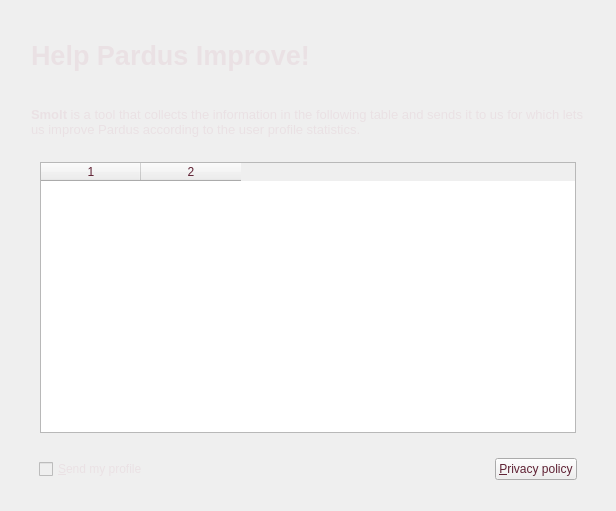
This is kde/kaptan/src/gui/smoltWidget.ui in pars-linux/uludag as Qt 5 draws it before an edit. The edited form follows.
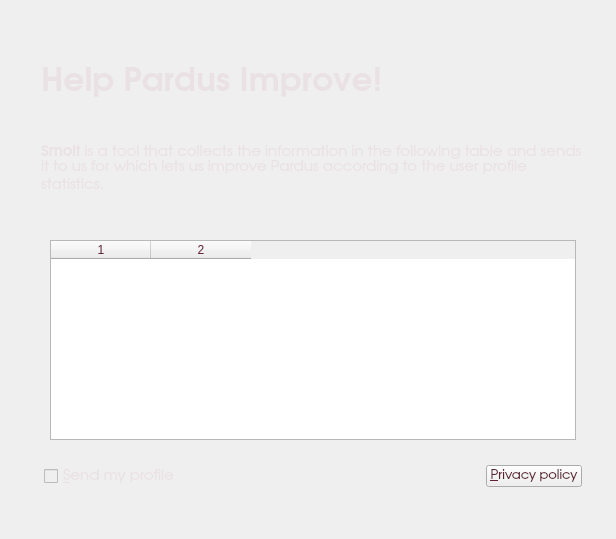
This is the edited form.

Commit message: fixed junk html in po files

What changed in the file:
```diff
--- a/kde/kaptan/src/gui/smoltWidget.ui
+++ b/kde/kaptan/src/gui/smoltWidget.ui
@@ -7,14 +7,14 @@
     <x>0</x>
     <y>0</y>
     <width>616</width>
-    <height>511</height>
+    <height>539</height>
    </rect>
   </property>
   <property name="windowTitle">
    <string>Smolt</string>
   </property>
   <property name="styleSheet">
-   <string>color: rgb(95, 34, 52);</string>
+   <string>color: rgb(234, 225, 228);</string>
   </property>
   <layout class="QGridLayout" name="gridLayout_4">
    <item row="0" column="1">
@@ -23,7 +23,7 @@
       <enum>Qt::Vertical</enum>
      </property>
      <property name="sizeType">
-      <enum>QSizePolicy::Fixed</enum>
+      <enum>QSizePolicy::Expanding</enum>
      </property>
      <property name="sizeHint" stdset="0">
       <size>
@@ -43,7 +43,7 @@
      </property>
      <property name="sizeHint" stdset="0">
       <size>
-       <width>20</width>
+       <width>30</width>
        <height>20</height>
       </size>
      </property>
@@ -78,6 +78,12 @@
          <verstretch>0</verstretch>
         </sizepolicy>
        </property>
+       <property name="font">
+        <font>
+         <family>URW Gothic L</family>
+         <pointsize>11</pointsize>
+        </font>
+       </property>
        <property name="styleSheet">
         <string>color: rgb(234, 225, 228);</string>
        </property>
@@ -107,6 +113,15 @@
          <verstretch>0</verstretch>
         </sizepolicy>
        </property>
+       <property name="font">
+        <font>
+         <family>URW Gothic L</family>
+         <pointsize>10</pointsize>
+        </font>
+       </property>
+       <property name="styleSheet">
+        <string>color:rgb(95, 34, 52)</string>
+       </property>
        <property name="text">
         <string>&amp;Privacy policy</string>
        </property>
@@ -165,6 +180,15 @@
       <layout class="QGridLayout" name="gridLayout_2">
        <item row="0" column="0">
         <widget class="QTableWidget" name="tableWidget">
+         <property name="minimumSize">
+          <size>
+           <width>0</width>
+           <height>200</height>
+          </size>
+         </property>
+         <property name="styleSheet">
+          <string>color: rgb(95, 34, 52);</string>
+         </property>
          <property name="columnCount">
           <number>2</number>
          </property>
@@ -201,7 +225,7 @@
       <enum>Qt::Vertical</enum>
      </property>
      <property name="sizeType">
-      <enum>QSizePolicy::Fixed</enum>
+      <enum>QSizePolicy::Expanding</enum>
      </property>
      <property name="sizeHint" stdset="0">
       <size>
@@ -222,7 +246,7 @@
      <property name="sizeHint" stdset="0">
       <size>
        <width>20</width>
-       <height>10</height>
+       <height>30</height>
       </size>
      </property>
     </spacer>
@@ -238,7 +262,7 @@
      <property name="sizeHint" stdset="0">
       <size>
        <width>20</width>
-       <height>20</height>
+       <height>30</height>
       </size>
      </property>
     </spacer>
@@ -259,20 +283,17 @@
      </property>
      <property name="font">
       <font>
-       <pointsize>20</pointsize>
+       <family>URW Gothic L</family>
+       <pointsize>25</pointsize>
        <weight>75</weight>
        <bold>true</bold>
       </font>
      </property>
      <property name="styleSheet">
-      <string>color: rgb(95, 34, 52);</string>
+      <string/>
      </property>
      <property name="text">
-      <string>&lt;!DOCTYPE HTML PUBLIC &quot;-//W3C//DTD HTML 4.0//EN&quot; &quot;http://www.w3.org/TR/REC-html40/strict.dtd&quot;&gt;
-&lt;html&gt;&lt;head&gt;&lt;meta name=&quot;qrichtext&quot; content=&quot;1&quot; /&gt;&lt;style type=&quot;text/css&quot;&gt;
-p, li { white-space: pre-wrap; }
-&lt;/style&gt;&lt;/head&gt;&lt;body style=&quot; font-family:'Sans Serif'; font-size:20pt; font-weight:600; font-style:normal;&quot;&gt;
-&lt;p style=&quot; margin-top:0px; margin-bottom:0px; margin-left:0px; margin-right:0px; -qt-block-indent:0; text-indent:0px;&quot;&gt;&lt;span style=&quot; color:#eae1e4;&quot;&gt;Help Pardus Improve!&lt;/span&gt;&lt;/p&gt;&lt;/body&gt;&lt;/html&gt;</string>
+      <string>Help Pardus Improve!</string>
      </property>
     </widget>
    </item>
@@ -280,19 +301,21 @@
     <widget class="QLabel" name="labelMouseDesc">
      <property name="minimumSize">
       <size>
-       <width>300</width>
+       <width>0</width>
        <height>0</height>
       </size>
      </property>
+     <property name="font">
+      <font>
+       <family>URW Gothic L</family>
+       <pointsize>11</pointsize>
+      </font>
+     </property>
      <property name="styleSheet">
-      <string notr="true">color:black</string>
+      <string notr="true"/>
      </property>
      <property name="text">
-      <string>&lt;!DOCTYPE HTML PUBLIC &quot;-//W3C//DTD HTML 4.0//EN&quot; &quot;http://www.w3.org/TR/REC-html40/strict.dtd&quot;&gt;
-&lt;html&gt;&lt;head&gt;&lt;meta name=&quot;qrichtext&quot; content=&quot;1&quot; /&gt;&lt;style type=&quot;text/css&quot;&gt;
-p, li { white-space: pre-wrap; }
-&lt;/style&gt;&lt;/head&gt;&lt;body style=&quot; font-family:'Sans Serif'; font-size:8pt; font-weight:400; font-style:normal;&quot;&gt;
-&lt;p style=&quot; margin-top:0px; margin-bottom:0px; margin-left:0px; margin-right:0px; -qt-block-indent:0; text-indent:0px;&quot;&gt;&lt;span style=&quot; font-size:10pt; font-weight:600; color:#eae1e4;&quot;&gt;Smolt&lt;/span&gt;&lt;span style=&quot; font-size:10pt; color:#eae1e4;&quot;&gt; is a tool that collects the information in the following table and sends it to us for which lets us improve Pardus according to the user profile statistics.&lt;/span&gt;&lt;/p&gt;&lt;/body&gt;&lt;/html&gt;</string>
+      <string>&lt;b&gt;Smolt&lt;/b&gt; is a tool that collects the information in the following table and sends it to us for which lets us improve Pardus according to the user profile statistics.</string>
      </property>
      <property name="wordWrap">
       <bool>true</bool>
```
The commit also changes 13 other files.
